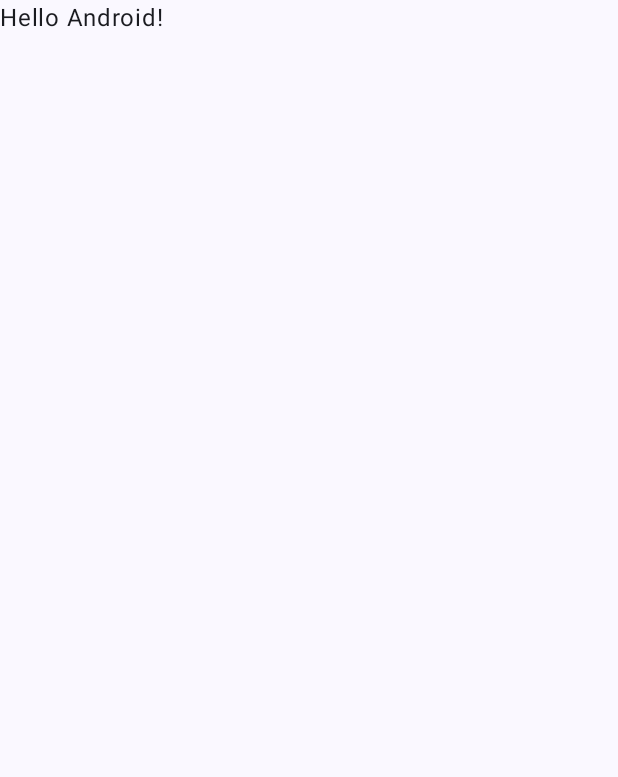
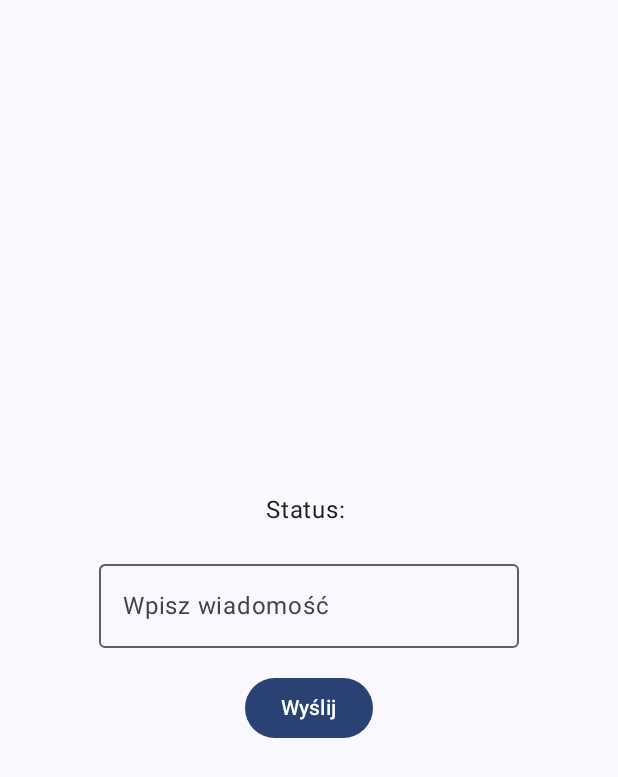
Before and after one commit to MaciejTrudnos/Sygnalik-App, an Android app built with Jetpack Compose: the screen it shows after launch (MainActivity), on a phone screen of 412 x 824 dp. Before the commit the part shown is almost empty. Shown: the top 777 px of the screen. Run offline under Robolectric (Android 15) with nearby library versions, the phone set to English and light mode, and no system bars.

Commit message:
Add BLEManager and SmsReceiver

```diff
--- /dev/null
+++ b/app/src/main/java/com/maciejtrudnos/sygnalik/BLEManager.kt
@@ -0,0 +1,112 @@
+package com.maciejtrudnos.sygnalik
+
+import android.Manifest
+import android.annotation.SuppressLint
+import android.bluetooth.BluetoothDevice
+import android.bluetooth.BluetoothGatt
+import android.bluetooth.BluetoothGattCallback
+import android.bluetooth.BluetoothGattCharacteristic
+import android.bluetooth.BluetoothProfile
+import android.bluetooth.le.BluetoothLeScanner
+import android.bluetooth.le.ScanCallback
+import android.bluetooth.le.ScanFilter
+import android.bluetooth.le.ScanResult
+import android.bluetooth.le.ScanSettings
+import android.content.Context
+import android.content.pm.PackageManager
+import android.os.Handler
+import android.os.Looper
+import android.util.Log
+import androidx.annotation.RequiresPermission
+import androidx.core.app.ActivityCompat
+import java.util.UUID
+
+open class BLEManager(private val context: Context, private val bluetoothLeScanner: BluetoothLeScanner?, private val onMessage: (String) -> Unit)
+{
+    private var bluetoothGatt: BluetoothGatt? = null
+    private val handler = Handler(Looper.getMainLooper())
+
+    private val SERVICE_UUID: UUID = UUID.fromString("4fafc201-1fb5-459e-8fcc-c5c9c331914b")
+    private val CHARACTERISTIC_UUID: UUID = UUID.fromString("beb5483e-36e1-4688-b7f5-ea07361b26a8")
+
+    private var targetCharacteristic: BluetoothGattCharacteristic? = null
+
+    fun setStatus(message: String) {
+        onMessage(message)
+    }
+
+    @RequiresPermission(Manifest.permission.BLUETOOTH_SCAN)
+    fun startScan() {
+        val filter = ScanFilter.Builder().build()
+        val settings = ScanSettings.Builder()
+            .setScanMode(ScanSettings.SCAN_MODE_LOW_LATENCY)
+            .build()
+
+        bluetoothLeScanner?.startScan(listOf(filter), settings, scanCallback)
+
+        handler.postDelayed({
+            bluetoothLeScanner?.stopScan(scanCallback)
+        }, 30000)
+    }
+
+    private val scanCallback = object : ScanCallback() {
+        @SuppressLint("MissingPermission")
+        override fun onScanResult(callbackType: Int, result: ScanResult?) {
+            super.onScanResult(callbackType, result)
+            result?.device?.let { device ->
+                Log.i("BLE", "Znaleziono urządzenie: ${device.address}")
+                bluetoothLeScanner?.stopScan(this)
+                connectToDevice(device)
+            }
+        }
+    }
+
+    private fun connectToDevice(device: BluetoothDevice) {
+        if (ActivityCompat.checkSelfPermission(context, Manifest.permission.BLUETOOTH_CONNECT) != PackageManager.PERMISSION_GRANTED) {
+            return
+        }
+        bluetoothGatt = device.connectGatt(context, true, gattCallback)
+    }
+
+    private val gattCallback = object : BluetoothGattCallback() {
+        @SuppressLint("MissingPermission")
+        override fun onConnectionStateChange(gatt: BluetoothGatt, status: Int, newState: Int) {
+            if (newState == BluetoothProfile.STATE_CONNECTED) {
+                Log.i("BLE", "Połączono, rozpoczynam discovery...")
+                gatt.discoverServices()
+            } else if (newState == BluetoothProfile.STATE_DISCONNECTED) {
+                Log.i("BLE", "Rozłączono")
+            }
+        }
+
+        override fun onServicesDiscovered(gatt: BluetoothGatt, status: Int) {
+            if (status == BluetoothGatt.GATT_SUCCESS) {
+                val service = gatt.getService(SERVICE_UUID)
+                targetCharacteristic = service?.getCharacteristic(CHARACTERISTIC_UUID)
+                if (targetCharacteristic == null) {
+                    val message = "Brak charakterystyki"
+                    Log.e("BLE", message)
+                    setStatus(message)
+                } else {
+                    val message = "Gotowa charakterystyka do wysyłania"
+                    Log.i("BLE", message)
+                    setStatus(message)
+                }
+            }
+        }
+    }
+
+    @SuppressLint("MissingPermission")
+    fun sendText(text: String) {
+        if (targetCharacteristic == null) {
+            Log.e("BLE", "Brak charakterystyki")
+            return
+        }
+
+        val characteristic = targetCharacteristic
+
+        characteristic?.value = text.toByteArray()
+        val success = bluetoothGatt?.writeCharacteristic(characteristic) ?: false
+        Log.i("BLE", "Wysyłanie: $text, sukces=$success")
+    }
+}
--- a/app/src/main/java/com/maciejtrudnos/sygnalik/MainActivity.kt
+++ b/app/src/main/java/com/maciejtrudnos/sygnalik/MainActivity.kt
@@ -1,47 +1,130 @@
 package com.maciejtrudnos.sygnalik
 
-import android.os.Bundle
+import android.Manifest
+import android.annotation.SuppressLint
+import android.bluetooth.*
+import android.bluetooth.le.*
+import android.content.Context
+import android.os.*
+import android.util.Log
 import androidx.activity.ComponentActivity
 import androidx.activity.compose.setContent
 import androidx.activity.enableEdgeToEdge
-import androidx.compose.foundation.layout.fillMaxSize
-import androidx.compose.foundation.layout.padding
-import androidx.compose.material3.Scaffold
-import androidx.compose.material3.Text
-import androidx.compose.runtime.Composable
+import androidx.activity.result.contract.ActivityResultContracts
+import androidx.compose.foundation.layout.*
+import androidx.compose.material3.*
+import androidx.compose.runtime.*
+import androidx.compose.ui.Alignment
 import androidx.compose.ui.Modifier
 import androidx.compose.ui.tooling.preview.Preview
+import androidx.compose.ui.unit.dp
 import com.maciejtrudnos.sygnalik.ui.theme.SygnalikTheme
 
 class MainActivity : ComponentActivity() {
+    private lateinit var bluetoothAdapter: BluetoothAdapter
+    private var bluetoothLeScanner: BluetoothLeScanner? = null
+    private lateinit var bleManager: BLEManager
+    private lateinit var smsReceiver: SmsReceiver
+
+    var bleText by mutableStateOf("")
+
     override fun onCreate(savedInstanceState: Bundle?) {
         super.onCreate(savedInstanceState)
         enableEdgeToEdge()
+
+        val bluetoothManager = getSystemService(Context.BLUETOOTH_SERVICE) as BluetoothManager
+        bluetoothAdapter = bluetoothManager.adapter
+        bluetoothLeScanner = bluetoothAdapter.bluetoothLeScanner
+
+        bleManager = BLEManager(this, bluetoothLeScanner, { message ->
+            bleText = message
+        })
+
+        smsReceiver = SmsReceiver()
+        SmsReceiver.bleManager = bleManager
+
+        requestPermissions(bleManager)
+
         setContent {
             SygnalikTheme {
                 Scaffold(modifier = Modifier.fillMaxSize()) { innerPadding ->
                     Greeting(
-                        name = "Android",
-                        modifier = Modifier.padding(innerPadding)
+                        modifier = Modifier.padding(innerPadding),
+                        bleManager = bleManager,
+                        bleText
                     )
                 }
             }
         }
     }
+
+    @SuppressLint("MissingPermission")
+    private fun requestPermissions(viewModel: BLEManager) {
+        val permissions = mutableListOf(
+            Manifest.permission.ACCESS_FINE_LOCATION
+        )
+        if (Build.VERSION.SDK_INT >= Build.VERSION_CODES.S) {
+            permissions.add(Manifest.permission.BLUETOOTH_SCAN)
+            permissions.add(Manifest.permission.BLUETOOTH_CONNECT)
+        }
+
+        val launcher = registerForActivityResult(
+            ActivityResultContracts.RequestMultiplePermissions()
+        ) { perms ->
+            if (perms.all { it.value }) {
+                viewModel.startScan()
+            } else {
+                Log.e("BLE", "Brak uprawnień")
+            }
+        }
+        launcher.launch(permissions.toTypedArray())
+    }
 }
 
 @Composable
-fun Greeting(name: String, modifier: Modifier = Modifier) {
-    Text(
-        text = "Hello $name!",
-        modifier = modifier
-    )
+fun Greeting(modifier: Modifier = Modifier, bleManager: BLEManager, bleText: String, ) {
+    var inputText by remember { mutableStateOf("") }
+
+    Box(
+        modifier = modifier.fillMaxSize(),
+        contentAlignment = Alignment.Center
+    ) {
+        Column(horizontalAlignment = Alignment.CenterHorizontally) {
+            Text(text = "Status: $bleText")
+
+            Spacer(modifier = Modifier.height(16.dp))
+
+            OutlinedTextField(
+                value = inputText,
+                onValueChange = { inputText = it },
+                label = { Text("Wpisz wiadomość") }
+            )
+
+            Spacer(modifier = Modifier.height(16.dp))
+
+            Button(onClick = {
+                if (inputText.isNotEmpty()) {
+                    bleManager.sendText(inputText)
+                    inputText = ""
+                }
+            }) {
+                Text("Wyślij")
+            }
+        }
+    }
 }
 
 @Preview(showBackground = true)
 @Composable
 fun GreetingPreview() {
     SygnalikTheme {
-        Greeting("Android")
+        Greeting(
+            bleManager = BLEManager(
+                context = android.content.ContextWrapper(null), // dummy context
+                bluetoothLeScanner = null,
+                onMessage = {} // lambda nic nie robi w preview
+            ),
+            bleText = "Hello Preview"
+        )
     }
 }
```
Also changed, not shown: app/src/main/AndroidManifest.xml (+23 -0 lines), app/src/main/java/com/maciejtrudnos/sygnalik/SmsReceiver.kt (added, +36 -0 lines).
